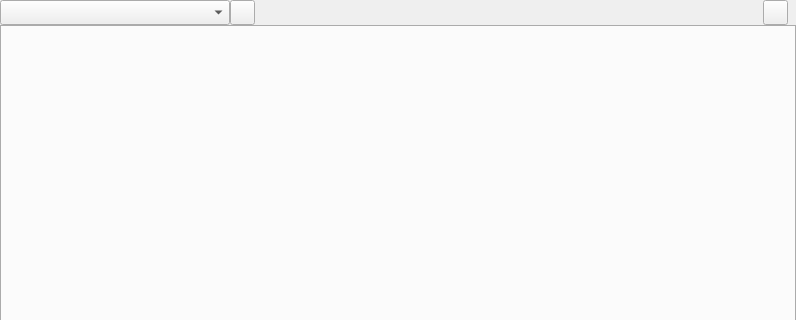
First picture: the form in src/MainPage/editor/editorpane.ui, repository SantaJiang/NotePeek, before the edit; both pictures show x 0 to 796 and y 0 to 320 of the 796 by 496 pixel window.
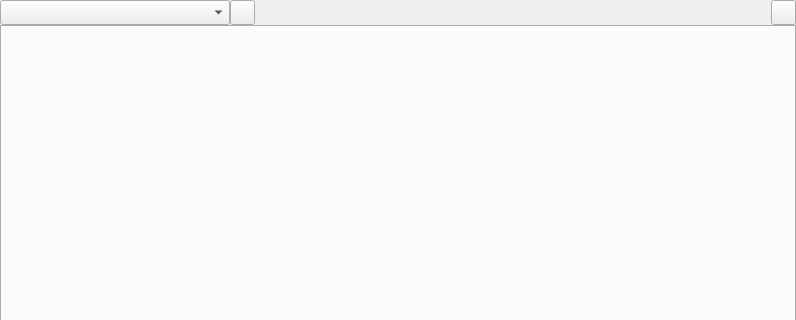
Second picture: the form after the edit.

Patch:
```diff
--- a/src/MainPage/editor/editorpane.ui
+++ b/src/MainPage/editor/editorpane.ui
@@ -65,7 +65,7 @@
        <number>0</number>
       </property>
       <property name="rightMargin">
-       <number>8</number>
+       <number>0</number>
       </property>
       <property name="bottomMargin">
        <number>0</number>
```
